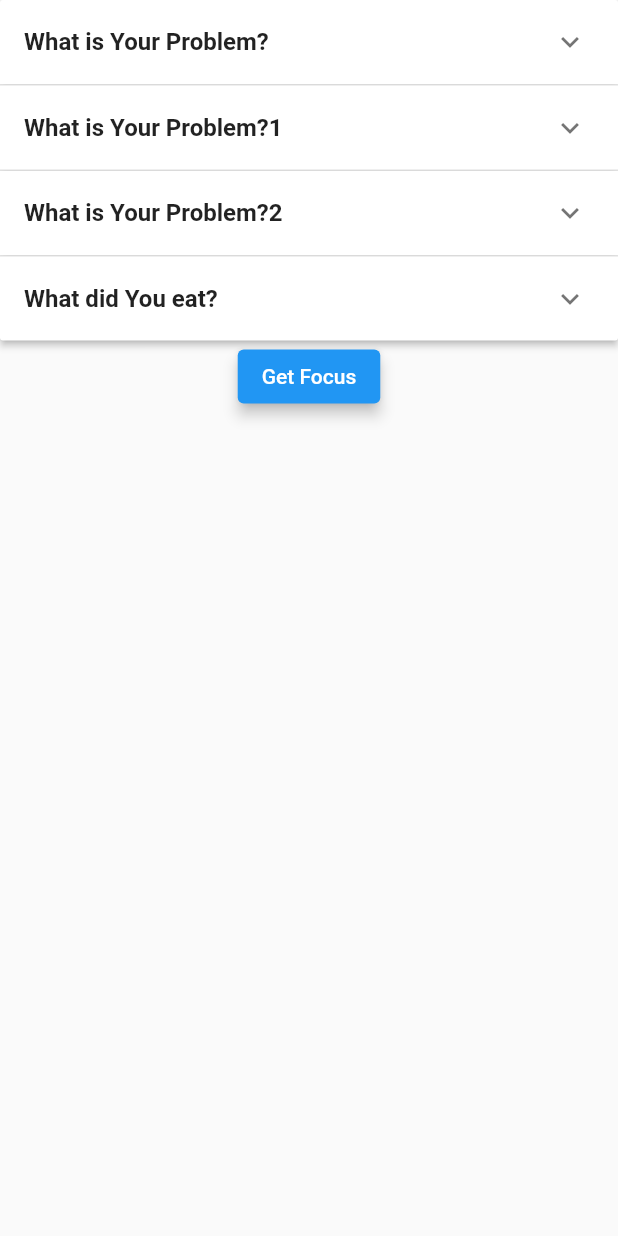
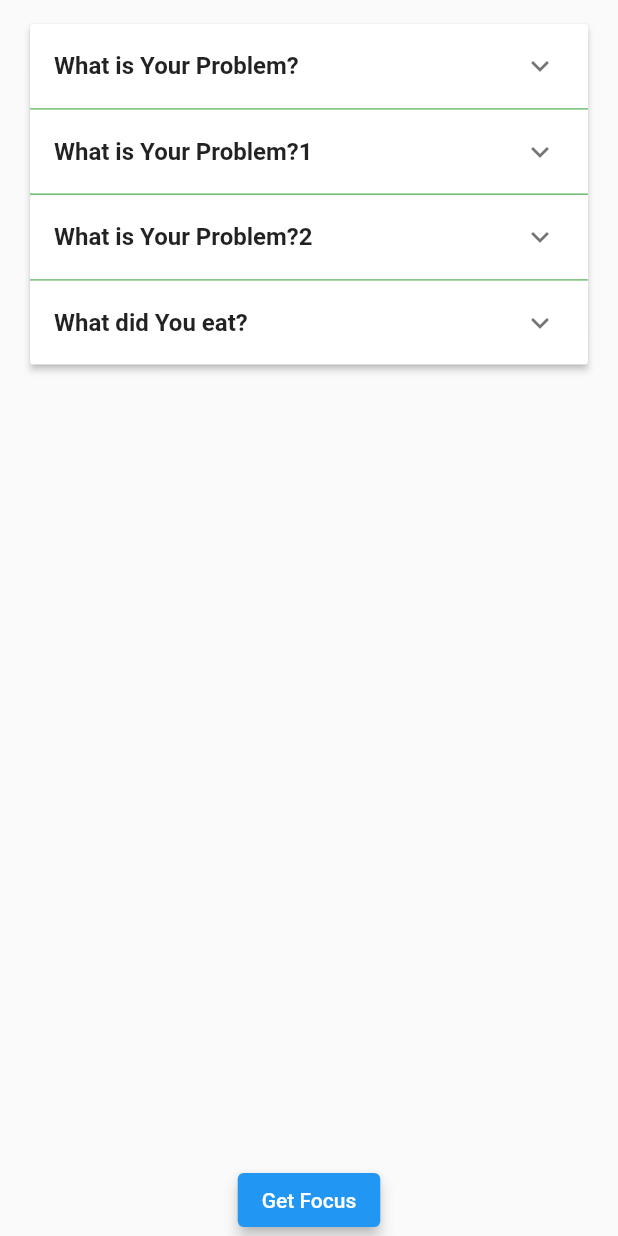
Before and after one commit to mdaniyal9/questionnaire, a Flutter app: the screen it shows after launch, after a tap on "Get Focus", on a phone screen of 412 x 824 dp. Run offline on Flutter 3.47's test engine with Material 2 defaults, Android fonts, the phone set to English and light mode, and no system bars; our stand-ins replace stacked.

```diff
--- a/lib/main.dart
+++ b/lib/main.dart
@@ -5,9 +5,7 @@ void main() {
   runApp(
     const MaterialApp(
       home: SafeArea(
-        child: Scaffold(
-          body: QuestionnaireVU(),
-        ),
+        child: QuestionnaireVU(),
       ),
     ),
   );
--- a/lib/ui/questionnaire_vu.dart
+++ b/lib/ui/questionnaire_vu.dart
@@ -14,9 +14,14 @@ class QuestionnaireVU extends ViewModelBuilderWidget<QuestionnaireViewModel> {
   @override
   Widget builder(
       BuildContext context, QuestionnaireViewModel viewModel, Widget? child) {
-    return Column(
-      children: [
-        ExpansionPanelList(
+    return Scaffold(
+      body: Padding(
+        padding: const EdgeInsets.fromLTRB(20,16, 20, 20),
+        child: ListView(
+          children: [ExpansionPanelList(
+            dividerColor: Colors.green,
+
+            expandedHeaderPadding: EdgeInsets.only(bottom: 0),
             expansionCallback: (int index, bool isExpanded){
               for(int i = 0; i<viewModel.questions.length; i++){
                 viewModel.questions[i].isExpanded = false;
@@ -26,29 +31,25 @@ class QuestionnaireVU extends ViewModelBuilderWidget<QuestionnaireViewModel> {
               debugPrint('Expansion Index $index');
               viewModel.notifyListeners();
             },
-          children: viewModel.questions.map<ExpansionPanel>((e){
+            children:
+
+            viewModel.questions.map<ExpansionPanel>((e){
               return ExpansionPanel(
+                canTapOnHeader: true,
                   headerBuilder: (BuildContext context, bool isExpanded){
                     return ListTile(
-                    title: Row(
-                      children: [
-                        Expanded(
-                          child: Text(
+                      title: Text(
                         e.question!,
                         maxLines: 4,
                         style: const TextStyle(
                           fontWeight: FontWeight.bold,
                         ),
                       ),
-                        ),
-                        const SizedBox(
-                          width: 8,
-                        ),
-                      ],
-                    ),
                     );
                   },
-                body: Column(
+                  body: Padding(
+                    padding: const EdgeInsets.symmetric(horizontal: 12.0),
+                    child: Column(
                       children: [
                         const Divider(
                           color: Color.fromARGB(255, 194, 194, 194),
@@ -62,9 +63,15 @@ class QuestionnaireVU extends ViewModelBuilderWidget<QuestionnaireViewModel> {
                             : SingleChoiceVU(e, viewModel.onAddToList, viewModel.notificationController),
                       ],
                     ),
+                  ),
                   isExpanded: e.isExpanded);
             }).toList(),
+          )],
         ),
+      ),
+      bottomSheet: Row(
+        mainAxisAlignment: MainAxisAlignment.center,
+        children: [
           ElevatedButton(
             onPressed: () {
               viewModel.focus.requestFocus();
@@ -75,6 +82,7 @@ class QuestionnaireVU extends ViewModelBuilderWidget<QuestionnaireViewModel> {
             child: const Text('Get Focus'),
           ),
         ],
+      ),
     );
   }
 
--- a/lib/ui/questionnaire_widgets/multi_line/multi_line_vu.dart
+++ b/lib/ui/questionnaire_widgets/multi_line/multi_line_vu.dart
@@ -26,6 +26,7 @@ class MultiLineVU extends ViewModelBuilderWidget<MultiLineViewModel> {
         maxLines: 4,
         focusNode: viewModel.focus,
         decoration: const InputDecoration(
+          border: InputBorder.none,
           hintText: 'don\'t_write_your_answer_here',
           hintStyle: TextStyle(
             color: Color.fromARGB(255, 194, 194, 194),),),
--- a/lib/ui/questionnaire_widgets/single_choice/single_choice_vm.dart
+++ b/lib/ui/questionnaire_widgets/single_choice/single_choice_vm.dart
@@ -26,7 +26,8 @@ class SingleChoiceViewModel extends BaseViewModel {
   }
 
   onRadioBtn(String? value, int i, GetQuestionnaire questionnaire) {
-    v = value!;
+    // v = value!;
+    questionnaire.selectedOption![0] = value!;
     List<Options>? options = questionnaire.options;
     List<String>? option = options!
         .map((op) {
--- a/lib/ui/questionnaire_widgets/single_choice/single_choice_vu.dart
+++ b/lib/ui/questionnaire_widgets/single_choice/single_choice_vu.dart
@@ -15,21 +15,18 @@ class SingleChoiceVU extends ViewModelBuilderWidget<SingleChoiceViewModel> {
   late StreamController<String> controller;
   @override
   Widget builder(BuildContext context, SingleChoiceViewModel viewModel, Widget? child) {
-      return
-
-        ListView.builder(
+      return ListView.builder(
             itemCount: questionnaire.options!.length,
             shrinkWrap: true,
             itemBuilder: (BuildContext context,index){
-              return ListTile(
+              return RadioListTile(
                 visualDensity: VisualDensity.compact,
-                title: Text(questionnaire.options![index].option!),
-                leading: Radio(
-                    value: questionnaire.options![index].option!,
-                    groupValue: questionnaire.selectedOption == null ? '' : questionnaire.selectedOption![0],
-                    onChanged: (dynamic v) {
-                      viewModel.onRadioBtn(v, index, questionnaire);
-                    }),
+                  value: questionnaire.options![index].option!,
+                  groupValue: questionnaire.selectedOption == null ? viewModel.answer == null ? '' : viewModel.answer!.selectedOption![0] : questionnaire.selectedOption![0],
+                  onChanged: (dynamic v) {
+                    viewModel.onRadioBtn(v, index, questionnaire);
+                  },
+                  title: Text(questionnaire.options![index].option!),
               );
             });
     }
--- a/lib/ui/questionnaire_widgets/single_line/single_line_vu.dart
+++ b/lib/ui/questionnaire_widgets/single_line/single_line_vu.dart
@@ -26,6 +26,7 @@ class SingleLineVU extends ViewModelBuilderWidget<SingleLineViewModel> {
         maxLines: 1,
         focusNode: viewModel.focus,
         decoration: const InputDecoration(
+          border: InputBorder.none,
             hintText: 'write_your_answer_here',
             hintStyle: TextStyle(
                 color: Color.fromARGB(255, 194, 194, 194),),),
```
Lines whose indentation alone changed are shown as unchanged.
